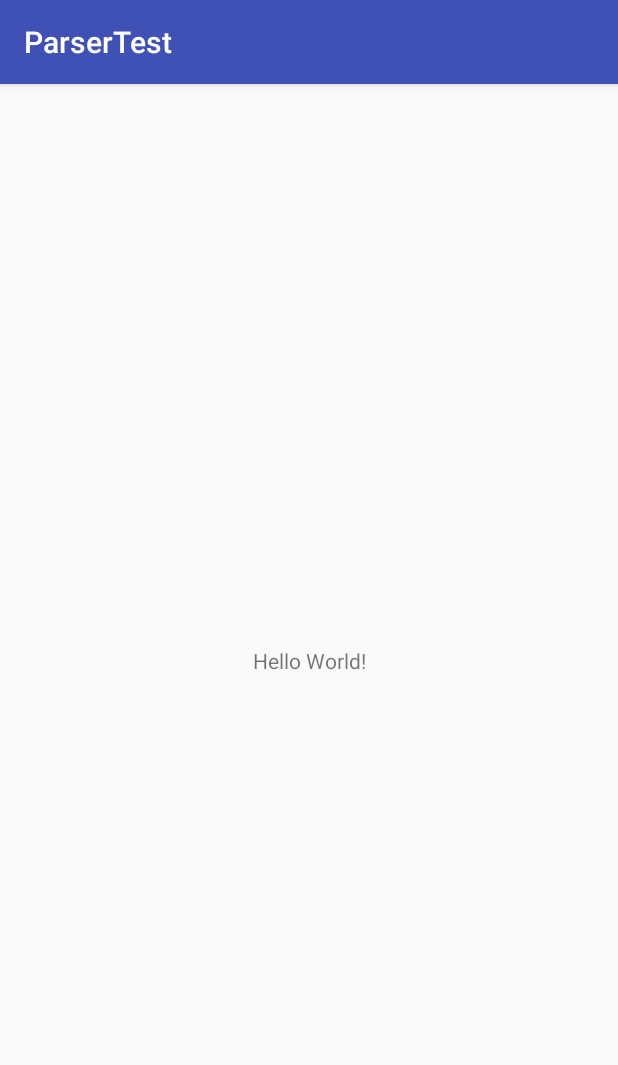
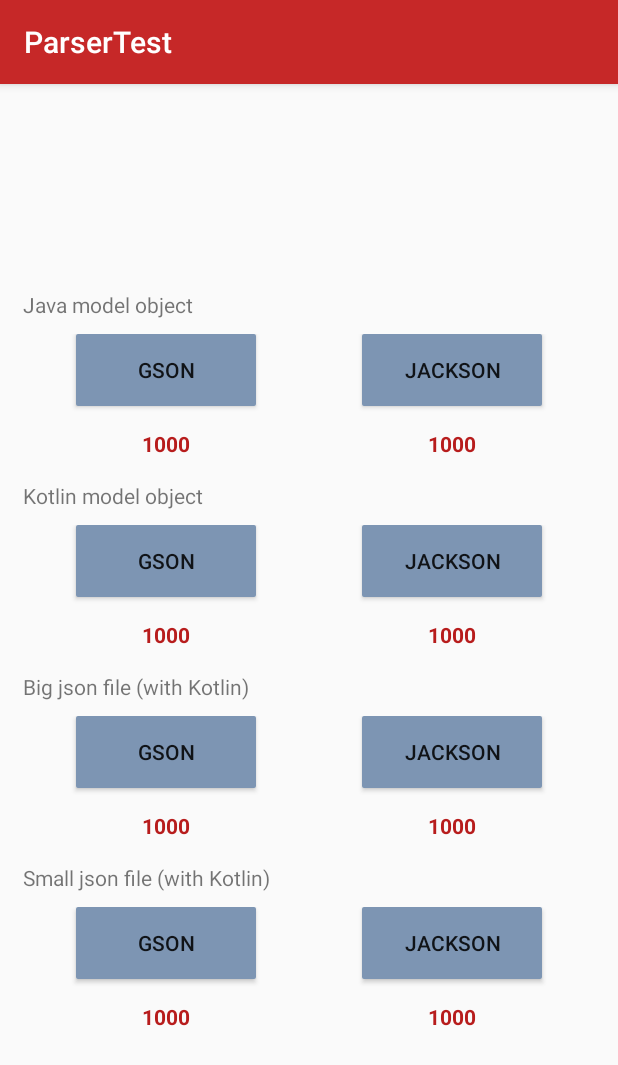
Before and after one commit to EunsilJo/ParserTest, an Android app: the screen it shows after launch (MainActivity), on a phone screen of 412 x 824 dp. Shown: the top 1065 px of the screen. Run offline under Robolectric (Android 15) with nearby library versions, the phone set to English and light mode, and no system bars.

Commit message:
update layout

```diff
--- a/app/src/main/java/com/github/eunsiljo/parsertest/MainActivity.kt
+++ b/app/src/main/java/com/github/eunsiljo/parsertest/MainActivity.kt
@@ -2,11 +2,59 @@ package com.github.eunsiljo.parsertest
 
 import android.support.v7.app.AppCompatActivity
 import android.os.Bundle
+import android.view.ViewGroup
+import android.widget.Button
 
 class MainActivity : AppCompatActivity() {
 
     override fun onCreate(savedInstanceState: Bundle?) {
         super.onCreate(savedInstanceState)
         setContentView(R.layout.activity_main)
+
+        initLayout()
     }
+
+    fun initLayout(){
+        //java
+        findViewById<ViewGroup>(R.id.javaGson).findViewById<Button>(R.id.button)?.run {
+            setText(R.string.gson)
+            //setOnClickListener()
+        }
+        findViewById<ViewGroup>(R.id.javaJackson).findViewById<Button>(R.id.button)?.run {
+            setText(R.string.jackson)
+            //setOnClickListener()
+        }
+
+        //kotlin
+        findViewById<ViewGroup>(R.id.kotlinGson).findViewById<Button>(R.id.button)?.run {
+            setText(R.string.gson)
+            //setOnClickListener()
+        }
+        findViewById<ViewGroup>(R.id.kotlinJackson).findViewById<Button>(R.id.button)?.run {
+            setText(R.string.jackson)
+            //setOnClickListener()
+        }
+
+        //big
+        findViewById<ViewGroup>(R.id.bigGson).findViewById<Button>(R.id.button)?.run {
+            setText(R.string.gson)
+            //setOnClickListener()
+        }
+        findViewById<ViewGroup>(R.id.bigJackson).findViewById<Button>(R.id.button)?.run {
+            setText(R.string.jackson)
+            //setOnClickListener()
+        }
+
+        //small
+        findViewById<ViewGroup>(R.id.smallGson).findViewById<Button>(R.id.button)?.run {
+            setText(R.string.gson)
+            //setOnClickListener()
+        }
+        findViewById<ViewGroup>(R.id.smallJackson).findViewById<Button>(R.id.button)?.run {
+            setText(R.string.jackson)
+            //setOnClickListener()
+        }
+    }
+
+
 }
--- /dev/null
+++ b/app/src/main/res/drawable/button_bg.xml
@@ -0,0 +1,6 @@
+<?xml version="1.0" encoding="utf-8"?>
+<shape xmlns:android="http://schemas.android.com/apk/res/android"
+    android:shape="rectangle">
+    <solid android:color="@color/colorAccent" />
+    <corners android:radius="1dp" />
+</shape>
--- a/app/src/main/res/layout/activity_main.xml
+++ b/app/src/main/res/layout/activity_main.xml
@@ -6,13 +6,101 @@
     android:layout_height="match_parent"
     tools:context="com.github.eunsiljo.parsertest.MainActivity">
 
-    <TextView
+    <RelativeLayout
         android:layout_width="wrap_content"
         android:layout_height="wrap_content"
-        android:text="Hello World!"
+        android:padding="@dimen/common_margin"
         app:layout_constraintBottom_toBottomOf="parent"
         app:layout_constraintLeft_toLeftOf="parent"
         app:layout_constraintRight_toRightOf="parent"
-        app:layout_constraintTop_toTopOf="parent" />
+        app:layout_constraintTop_toTopOf="parent">
+
+        <TextView
+            android:id="@+id/txtJava"
+            android:layout_width="wrap_content"
+            android:layout_height="wrap_content"
+            android:text="Java model object"/>
+
+        <LinearLayout
+            android:id="@+id/layoutJava"
+            android:layout_width="match_parent"
+            android:layout_height="wrap_content"
+            android:layout_marginTop="@dimen/common_margin_small"
+            android:layout_below="@id/txtJava"
+            android:orientation="horizontal"
+            android:gravity="center">
+            <include android:id="@+id/javaGson"
+                layout="@layout/content_layout" />
+            <include android:id="@+id/javaJackson"
+                layout="@layout/content_layout" />
+        </LinearLayout>
+
+        <TextView
+            android:id="@+id/txtKotlin"
+            android:layout_width="wrap_content"
+            android:layout_height="wrap_content"
+            android:layout_marginTop="@dimen/common_margin"
+            android:layout_below="@id/layoutJava"
+            android:text="Kotlin model object"/>
+
+        <LinearLayout
+            android:id="@+id/layoutKotlin"
+            android:layout_width="match_parent"
+            android:layout_height="wrap_content"
+            android:layout_marginTop="@dimen/common_margin_small"
+            android:layout_below="@id/txtKotlin"
+            android:orientation="horizontal"
+            android:gravity="center">
+            <include android:id="@+id/kotlinGson"
+                layout="@layout/content_layout" />
+            <include android:id="@+id/kotlinJackson"
+                layout="@layout/content_layout" />
+        </LinearLayout>
+
+        <TextView
+            android:id="@+id/txtBig"
+            android:layout_width="wrap_content"
+            android:layout_height="wrap_content"
+            android:layout_marginTop="@dimen/common_margin"
+            android:layout_below="@id/layoutKotlin"
+            android:text="Big json file (with Kotlin)"/>
+
+        <LinearLayout
+            android:id="@+id/layoutBig"
+            android:layout_width="match_parent"
+            android:layout_height="wrap_content"
+            android:layout_marginTop="@dimen/common_margin_small"
+            android:layout_below="@id/txtBig"
+            android:orientation="horizontal"
+            android:gravity="center">
+            <include android:id="@+id/bigGson"
+                layout="@layout/content_layout" />
+            <include android:id="@+id/bigJackson"
+                layout="@layout/content_layout" />
+        </LinearLayout>
+
+        <TextView
+            android:id="@+id/txtSmall"
+            android:layout_width="wrap_content"
+            android:layout_height="wrap_content"
+            android:layout_marginTop="@dimen/common_margin"
+            android:layout_below="@id/layoutBig"
+            android:text="Small json file (with Kotlin)"/>
+
+        <LinearLayout
+            android:id="@+id/layoutSmall"
+            android:layout_width="match_parent"
+            android:layout_height="wrap_content"
+            android:layout_marginTop="@dimen/common_margin_small"
+            android:layout_below="@id/txtSmall"
+            android:orientation="horizontal"
+            android:gravity="center">
+            <include android:id="@+id/smallGson"
+                layout="@layout/content_layout" />
+            <include android:id="@+id/smallJackson"
+                layout="@layout/content_layout" />
+        </LinearLayout>
+
+    </RelativeLayout>
 
 </android.support.constraint.ConstraintLayout>
--- /dev/null
+++ b/app/src/main/res/layout/content_layout.xml
@@ -0,0 +1,26 @@
+<?xml version="1.0" encoding="utf-8"?>
+<RelativeLayout
+    xmlns:android="http://schemas.android.com/apk/res/android"
+    android:layout_width="match_parent"
+    android:layout_height="wrap_content"
+    android:layout_weight="1">
+
+    <Button
+        android:id="@+id/button"
+        android:layout_width="wrap_content"
+        android:layout_height="wrap_content"
+        android:minWidth="@dimen/button_width"
+        android:layout_centerHorizontal="true"
+        android:background="@drawable/button_bg" />
+
+    <TextView
+        android:layout_width="wrap_content"
+        android:layout_height="wrap_content"
+        android:layout_marginTop="@dimen/common_margin"
+        android:layout_centerHorizontal="true"
+        android:layout_below="@id/button"
+        android:textColor="@color/colorPrimaryDark"
+        android:textStyle="bold"
+        android:text="1000"/>
+
+</RelativeLayout>
--- a/app/src/main/res/values/colors.xml
+++ b/app/src/main/res/values/colors.xml
@@ -1,6 +1,10 @@
 <?xml version="1.0" encoding="utf-8"?>
 <resources>
-    <color name="colorPrimary">#3F51B5</color>
-    <color name="colorPrimaryDark">#303F9F</color>
-    <color name="colorAccent">#FF4081</color>
+    <color name="colorPrimary">@color/color_main</color>
+    <color name="colorPrimaryDark">@color/color_main_dark</color>
+    <color name="colorAccent">@color/color_accent</color>
+
+    <color name="color_main">#C62828</color>
+    <color name="color_main_dark">#B71C1C</color>
+    <color name="color_accent">#7D95B3</color>
 </resources>
--- /dev/null
+++ b/app/src/main/res/values/dimens.xml
@@ -0,0 +1,6 @@
+<?xml version="1.0" encoding="utf-8"?>
+<resources>
+    <dimen name="common_margin">15dp</dimen>
+    <dimen name="common_margin_small">10dp</dimen>
+    <dimen name="button_width">120dp</dimen>
+</resources>
--- a/app/src/main/res/values/strings.xml
+++ b/app/src/main/res/values/strings.xml
@@ -1,3 +1,5 @@
 <resources>
     <string name="app_name">ParserTest</string>
+    <string name="gson">Gson</string>
+    <string name="jackson">Jackson</string>
 </resources>
```
